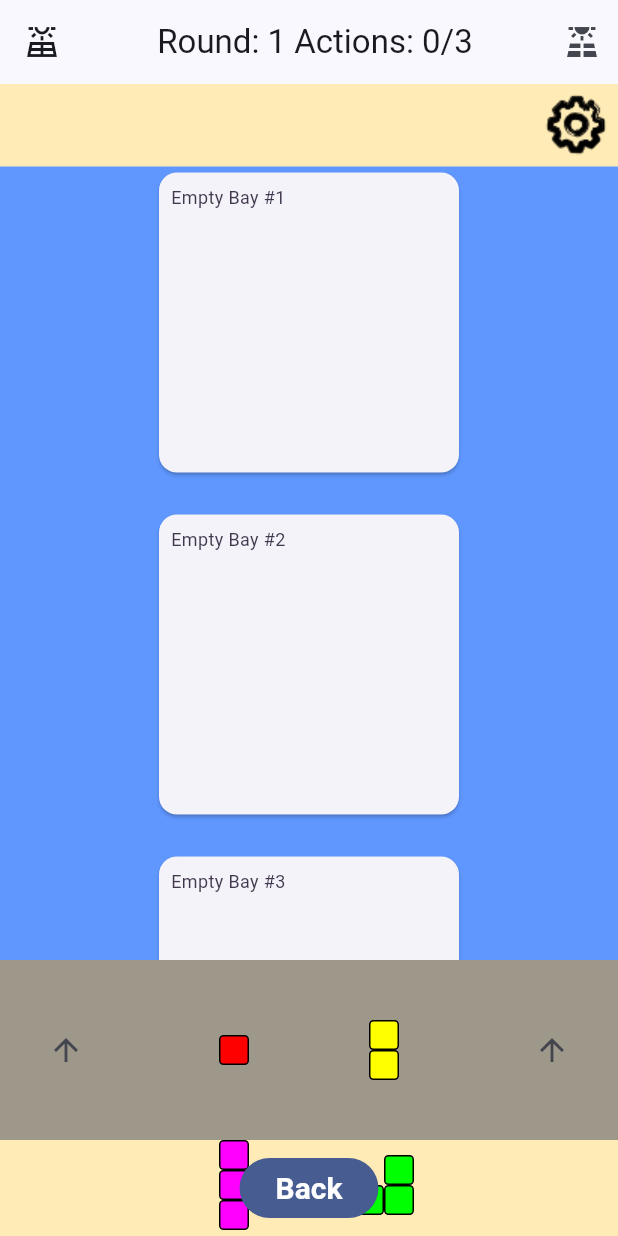
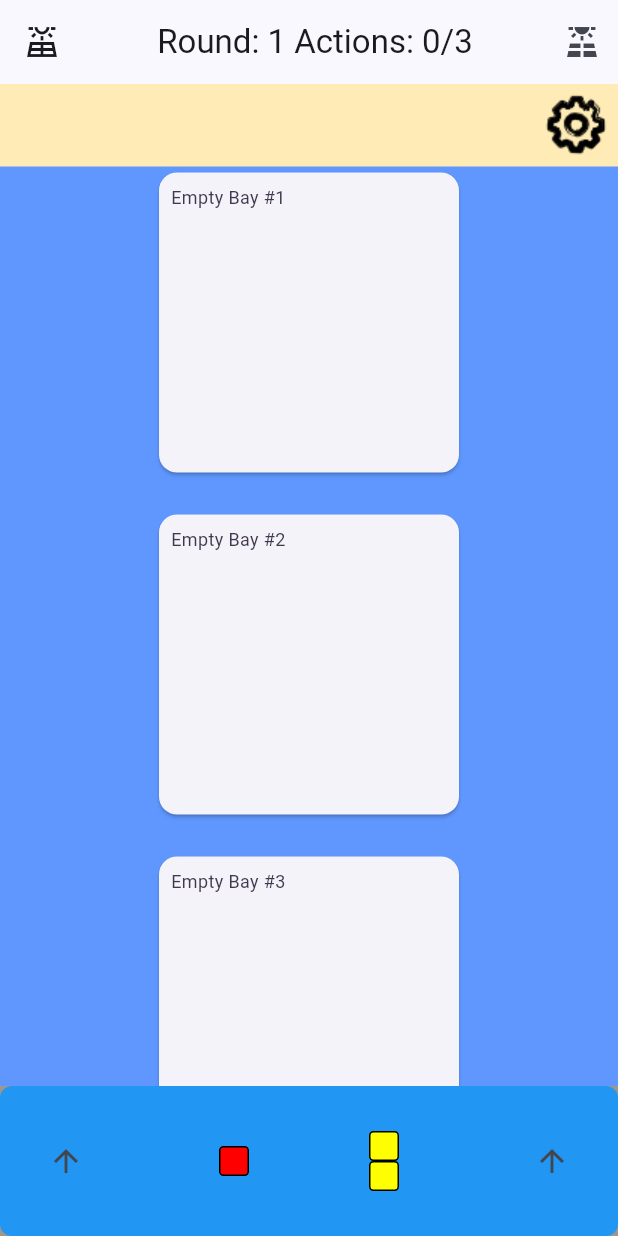
Before and after one commit to agthatch/power_panels, a Flutter app: the PlaySessionScreen screen opened by its route, on a phone screen of 412 x 824 dp. Run offline on Flutter 3.47's test engine with Material 3 defaults, Android fonts, the phone set to English and light mode, and no system bars; our stand-ins replace audioplayers, go_router, shared_preferences; accounts and stored records are empty.

Commit message:
animate the player hand expansion

```diff
--- a/lib/play_session/board_widget.dart
+++ b/lib/play_session/board_widget.dart
@@ -3,10 +3,9 @@
 import 'package:card/game_internals/card/board_state.dart';
 import 'package:card/play_session/assembly/assembly_bay_controlls_widget.dart';
 import 'package:card/play_session/assembly/assembly_bay_widget.dart';
+import 'package:card/play_session/card/hand_animation.dart';
 import 'package:flutter/material.dart';
 import 'package:provider/provider.dart';
-
-import 'card/player_hand_widget.dart';
 
 class BoardWidget extends StatefulWidget {
   const BoardWidget({super.key});
@@ -36,8 +35,9 @@ class _BoardWidgetState extends State<BoardWidget> {
           child: AssemblyBayWidget(assemblyBay: boardState.assemblyBay),
         )),
         Container(
-            color: Color.fromRGBO(125, 125, 125, .75),
-            child: PlayerHandWidget(player: boardState.player)),
+          color: Color.fromRGBO(125, 125, 125, .75),
+          child: HandAnimationWidget(player: boardState.player),
+        ),
       ],
     );
   }
--- /dev/null
+++ b/lib/play_session/card/hand_animation.dart
@@ -0,0 +1,34 @@
+import 'package:card/game_internals/card/player.dart';
+import 'package:card/play_session/card/player_hand_widget.dart';
+import 'package:flutter/material.dart';
+
+class HandAnimationWidget extends StatelessWidget {
+  final Player player;
+
+  const HandAnimationWidget({super.key, required this.player});
+  @override
+  Widget build(BuildContext context) {
+    return ListenableBuilder(
+        listenable: player,
+        builder: (context, child) {
+          return LayoutBuilder(
+            builder: (context, constraints) {
+              return AnimatedContainer(
+                duration: Duration(milliseconds: 500), // Animation duration
+                width:
+                    constraints.maxWidth, // Update width based on constraints
+                height: player.handIsExpanded
+                    ? 200.0
+                    : 100.0, // Update height based on constraints
+                decoration: BoxDecoration(
+                  color: Colors.blue, // Example color
+                  borderRadius:
+                      BorderRadius.circular(8), // Example border radius
+                ),
+                child: PlayerHandWidget(player: player),
+              );
+            },
+          );
+        });
+  }
+}
--- a/lib/play_session/card/play_session_screen.dart
+++ b/lib/play_session/card/play_session_screen.dart
@@ -24,7 +24,6 @@ import '../../audio/audio_controller.dart';
 import '../../audio/sounds.dart';
 import '../../game_internals/card/score.dart';
 import '../../style/confetti.dart';
-import '../../style/wiggle_button.dart';
 import '../../style/palette.dart';
 import '../board_widget.dart';
 
@@ -112,13 +111,13 @@ class _PlaySessionScreenState extends State<PlaySessionScreen> {
                     ),
                   ),
                   Expanded(child: BoardWidget()),
-                  Padding(
-                    padding: const EdgeInsets.all(8.0),
-                    child: WiggleButton(
-                      onPressed: () => GoRouter.of(context).go('/'),
-                      child: const Text('Back'),
-                    ),
-                  ),
+                  // Padding(
+                  //   padding: const EdgeInsets.all(8.0),
+                  //   child: WiggleButton(
+                  //     onPressed: () => GoRouter.of(context).go('/'),
+                  //     child: const Text('Back'),
+                  //   ),
+                  // ),
                 ],
               ),
               SizedBox.expand(
--- a/lib/play_session/card/player_hand_widget.dart
+++ b/lib/play_session/card/player_hand_widget.dart
@@ -5,57 +5,84 @@ import 'package:provider/provider.dart';
 
 import '../../game_internals/card/board_state.dart';
 
-class PlayerHandWidget extends StatelessWidget {
+class PlayerHandWidget extends StatefulWidget {
   final Player player;
   const PlayerHandWidget({super.key, required this.player});
 
   @override
+  State<PlayerHandWidget> createState() => _PlayerHandWidgetState();
+}
+
+class _PlayerHandWidgetState extends State<PlayerHandWidget> {
+  @override
   Widget build(BuildContext context) {
     final boardState = context.watch<BoardState>();
 
-    return Padding(
-      padding: const EdgeInsets.all(20),
-      child: ListenableBuilder(
-          listenable: player,
+    return ListenableBuilder(
+        listenable: widget.player,
         builder: (context, child) {
           return ConstrainedBox(
             constraints: BoxConstraints(
               minHeight: PlayingPieceWidget.width * 4,
-                maxHeight: player.handIsExpanded
-                    ? double.infinity
-                    : PlayingPieceWidget.width * 4,
+              maxHeight: widget.player.handIsExpanded
+                  ? (PlayingPieceWidget.width * 5) * 3
+                  : PlayingPieceWidget.width * 5,
             ),
             child: Row(
               children: [
-                  IconButton(
-                      onPressed: boardState.player.toggleHandExpand,
+                makeToggleButton(boardState),
+                Expanded(
+                  child: getHandWithProperExpansion(boardState),
+                ),
+                makeToggleButton(boardState)
+              ],
+            ),
+          );
+        });
+  }
+
+  Widget makeToggleButton(BoardState boardState) {
+    return Padding(
+      padding: const EdgeInsets.all(20.0),
+      child: IconButton(
+          onPressed: _toggleExpanded,
           icon: boardState.player.handIsExpanded
               ? Icon(Icons.arrow_downward)
               : Icon(Icons.arrow_upward)),
-                  Expanded(
-                    child: Wrap(
+    );
+  }
+
+  void _toggleExpanded() {
+    widget.player.toggleHandExpand();
+  }
+
+  Widget getHandWithProperExpansion(BoardState boardState) {
+    Wrap child = Wrap(
       alignment: WrapAlignment.center,
-                      spacing: 20,
-                      runSpacing: 10,
+      spacing: 0,
+      runSpacing: 0,
       children: [
-                        ...boardState.player.hand.map((piece) => SizedBox(
+        ...boardState.player.hand.map((piece) => Padding(
+              padding: const EdgeInsets.all(10.0),
+              child: SizedBox(
                   width: PlayingPieceWidget.width * 4,
                   height: PlayingPieceWidget.width * 4,
                   child: Center(
                       child: PlayingPieceWidget(piece,
-                                    player: boardState.player)))),
+                          player: boardState.player))),
+            )),
       ],
-                    ),
-                  ),
-                  IconButton(
-                      onPressed: boardState.player.toggleHandExpand,
-                      icon: boardState.player.handIsExpanded
-                          ? Icon(Icons.arrow_downward)
-                          : Icon(Icons.arrow_upward))
-                ],
-              ),
     );
-          }),
+
+    if (boardState.player.handIsExpanded) {
+      return SingleChildScrollView(
+        physics: boardState.player.handIsExpanded
+            ? AlwaysScrollableScrollPhysics()
+            : NeverScrollableScrollPhysics(),
+        child: child,
       );
+    } else {
+      return child;
     }
   }
+}
```
Lines whose indentation alone changed are shown as unchanged.
